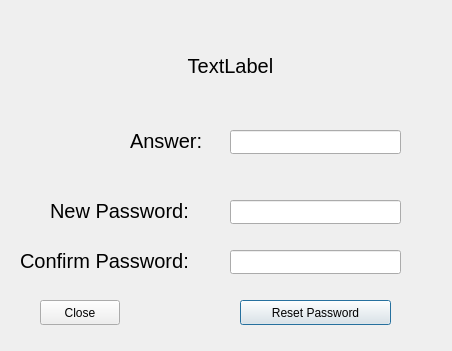
First picture: the form in forgotpassword.ui, repository Nicholas-LeBoeuf/RemoteWorkouts, before the edit.
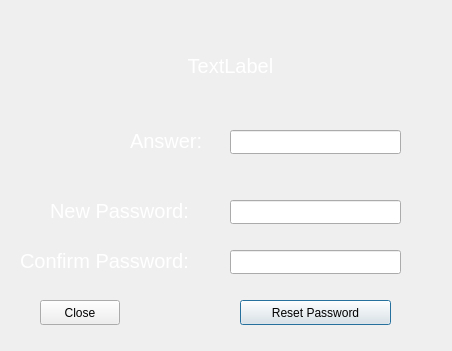
Second picture: the form after the edit. Icons and pictures are not drawn.

Commit message: Login window UI design is complete. Added backgrounds to forgot password and new user.

Diff of the .ui file:
```diff
--- a/forgotpassword.ui
+++ b/forgotpassword.ui
@@ -13,6 +13,14 @@
   <property name="windowTitle">
    <string>Dialog</string>
   </property>
+  <property name="windowIcon">
+   <iconset resource="resources.qrc">
+    <normaloff>:/images/RWLogo.png</normaloff>:/images/RWLogo.png</iconset>
+  </property>
+  <property name="styleSheet">
+   <string notr="true">QDialog {border-image: url(:/images/background.jpg)}
+QLabel { background: transparent; }</string>
+  </property>
   <widget class="QLabel" name="securityQLabel">
    <property name="geometry">
     <rect>
@@ -27,6 +35,9 @@
      <pointsize>15</pointsize>
     </font>
    </property>
+   <property name="styleSheet">
+    <string notr="true">QLabel {color:white;}</string>
+   </property>
    <property name="text">
     <string>TextLabel</string>
    </property>
@@ -58,6 +69,9 @@
      <pointsize>15</pointsize>
     </font>
    </property>
+   <property name="styleSheet">
+    <string notr="true">QLabel {color:white;}</string>
+   </property>
    <property name="text">
     <string>Answer:</string>
    </property>
@@ -96,6 +110,9 @@
      <pointsize>15</pointsize>
     </font>
    </property>
+   <property name="styleSheet">
+    <string notr="true">QLabel {color:white;}</string>
+   </property>
    <property name="text">
     <string>New Password:</string>
    </property>
@@ -114,6 +131,9 @@
      <pointsize>15</pointsize>
     </font>
    </property>
+   <property name="styleSheet">
+    <string notr="true">QLabel {color:white;}</string>
+   </property>
    <property name="text">
     <string>Confirm Password:</string>
    </property>
```
Left out of the diff: 10 changed lines with no effect on the pictures. The commit also changes 6 other files.
